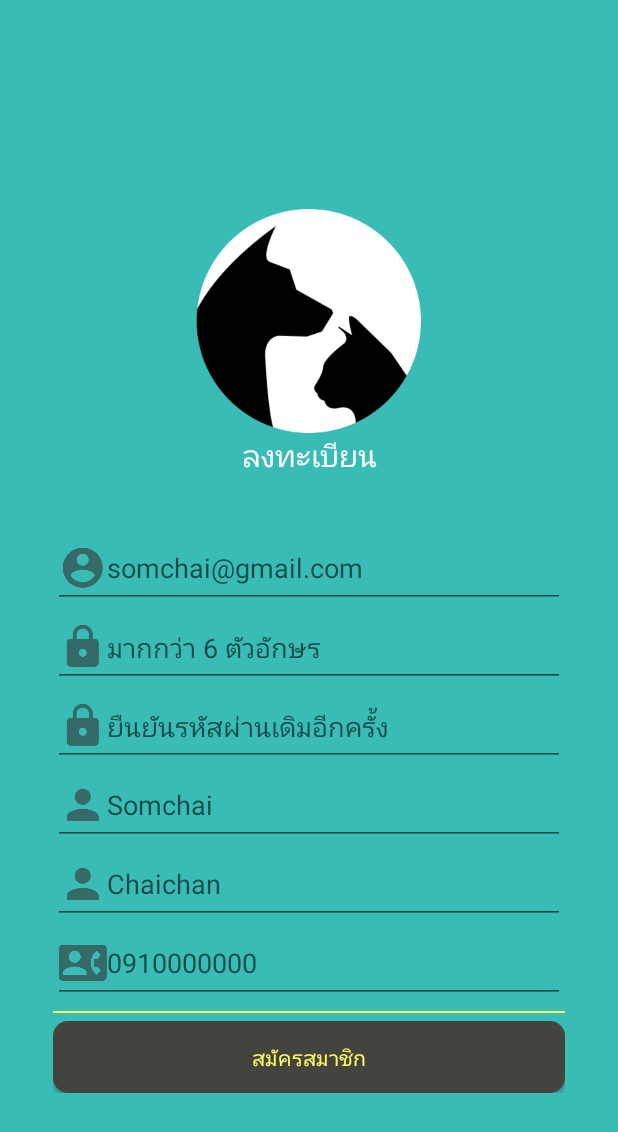
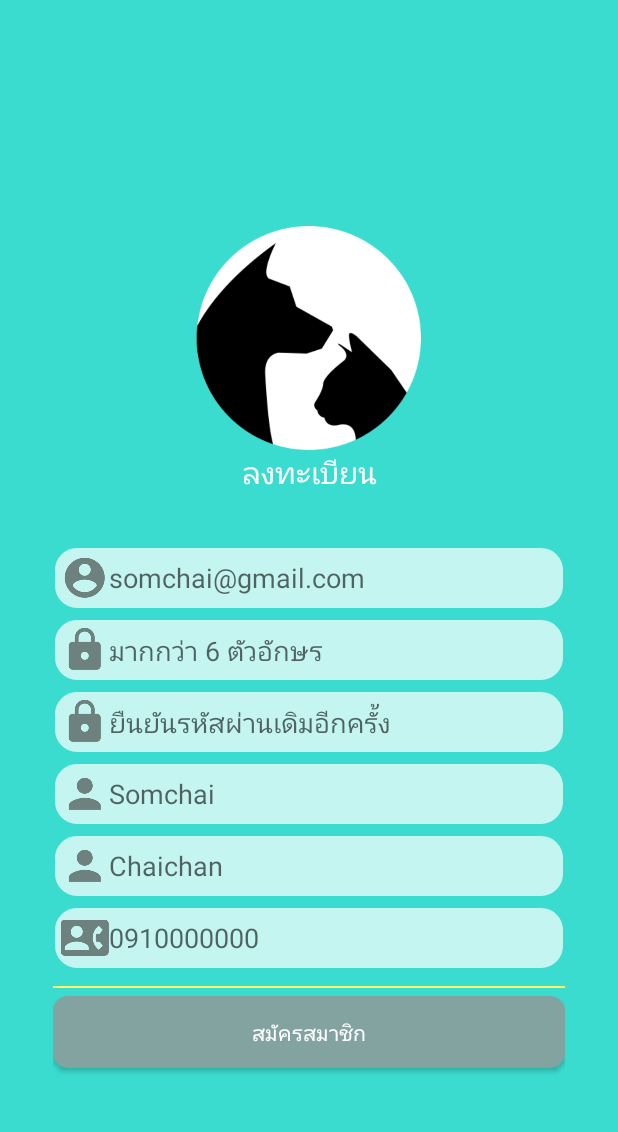
Before and after one commit to chinnatan/Pet-Medical-Records-SEProj, an Android app: the screen it shows after launch (MainActivity), after a tap on "สมัครสมาชิก", on a phone screen of 412 x 824 dp. Shown: the top 1132 px of the screen. Run offline under Robolectric (Android 15) with nearby library versions, the phone set to English and light mode, and no system bars; our stand-ins replace Firebase (no records; nobody signed in at launch, a user with empty details on screens opened directly).

Commit message:
NEW UI !!

```diff
--- /dev/null
+++ b/app/src/main/res/drawable/edittext_rounded.xml
@@ -0,0 +1,11 @@
+<?xml version="1.0" encoding="utf-8"?>
+<shape xmlns:android="http://schemas.android.com/apk/res/android"
+    android:shape="rectangle" android:padding="15dp">
+    <solid android:color="#c4f5f1"/>
+    <corners
+        android:bottomRightRadius="15dp"
+        android:bottomLeftRadius="15dp"
+        android:topLeftRadius="15dp"
+        android:topRightRadius="15dp"/>
+    <stroke android:width="1dip" android:color="#3adccf" />
+</shape>
--- a/app/src/main/res/drawable/shape.xml
+++ b/app/src/main/res/drawable/shape.xml
@@ -4,6 +4,6 @@
 
     <corners android:radius="10dp"></corners>
 
-    <solid android:color="@color/colorButton" />
+    <solid android:color="#c4f5f1" />
 
 </shape>
--- a/app/src/main/res/layout/fragment_register.xml
+++ b/app/src/main/res/layout/fragment_register.xml
@@ -48,8 +48,10 @@
                     android:layout_height="wrap_content"
                     android:hint="@string/registerFrg_emailHintTxt"
                     android:inputType="textEmailAddress"
-                    android:textColor="@color/colorWhite"
-                    android:drawableLeft="@drawable/ic_acount_email"/>
+                    android:drawableLeft="@drawable/ic_acount_email"
+                    android:background="@drawable/edittext_rounded"
+                    android:padding="5dp"
+                    android:layout_marginBottom="5dp"/>
 
                 <EditText
                     android:id="@+id/register_passwordTxt"
@@ -57,32 +59,40 @@
                     android:layout_height="wrap_content"
                     android:hint="@string/registerFrg_passwordHintTxt"
                     android:inputType="textPassword"
-                    android:textColor="@color/colorWhite"
-                    android:drawableLeft="@drawable/ic_password"/>
+                    android:drawableLeft="@drawable/ic_password"
+                    android:background="@drawable/edittext_rounded"
+                    android:padding="5dp"
+                    android:layout_marginBottom="5dp"/>
                 <EditText
                     android:id="@+id/register_password2Txt"
                     android:layout_width="match_parent"
                     android:layout_height="wrap_content"
                     android:hint="@string/registerFrg_password2HintTxt"
                     android:inputType="textPassword"
-                    android:textColor="@color/colorWhite"
-                    android:drawableLeft="@drawable/ic_password"/>
+                    android:drawableLeft="@drawable/ic_password"
+                    android:background="@drawable/edittext_rounded"
+                    android:padding="5dp"
+                    android:layout_marginBottom="5dp"/>
 
                 <EditText
                     android:id="@+id/register_firstnameTxt"
                     android:layout_width="match_parent"
                     android:layout_height="wrap_content"
                     android:hint="@string/registerFrg_firstnameHintTxt"
-                    android:textColor="@color/colorWhite"
-                    android:drawableLeft="@drawable/ic_user"/>
+                    android:drawableLeft="@drawable/ic_user"
+                    android:background="@drawable/edittext_rounded"
+                    android:padding="5dp"
+                    android:layout_marginBottom="5dp"/>
 
                 <EditText
                     android:id="@+id/register_lastnameTxt"
                     android:layout_width="match_parent"
                     android:layout_height="wrap_content"
                     android:hint="@string/registerFrg_lastnameHintTxt"
-                    android:textColor="@color/colorWhite"
-                    android:drawableLeft="@drawable/ic_user"/>
+                    android:drawableLeft="@drawable/ic_user"
+                    android:background="@drawable/edittext_rounded"
+                    android:padding="5dp"
+                    android:layout_marginBottom="5dp"/>
 
                 <EditText
                     android:id="@+id/register_phonenumberTxt"
@@ -91,8 +101,10 @@
                     android:hint="@string/registerFrg_phonenumberHintTxt"
                     android:maxLength="10"
                     android:inputType="number"
-                    android:textColor="@color/colorWhite"
-                    android:drawableLeft="@drawable/ic_phonenumber"/>
+                    android:drawableLeft="@drawable/ic_phonenumber"
+                    android:background="@drawable/edittext_rounded"
+                    android:padding="5dp"
+                    android:layout_marginBottom="5dp"/>
 
                 <View
                     android:layout_width="match_parent"
@@ -106,8 +118,9 @@
                     android:layout_width="match_parent"
                     android:layout_height="wrap_content"
                     android:background="@drawable/button"
-                    android:textColor="@color/colorButtonText"
-                    android:text="@string/registerBtn" />
+                    android:textColor="@color/colorWhite"
+                    android:text="@string/registerBtn"
+                    android:layout_marginBottom="5dp"/>
 
             </LinearLayout>
 
--- a/app/src/main/res/values/colors.xml
+++ b/app/src/main/res/values/colors.xml
@@ -1,13 +1,13 @@
 <?xml version="1.0" encoding="utf-8"?>
 <resources>
-    <color name="colorPrimary">#39bcb6</color>
+    <color name="colorPrimary">#3adccf</color>
     <color name="colorPrimaryDark">#008b86</color>
     <color name="colorAccent">#fffb63</color>
 
     <color name="colorWhite">#ffffff</color>
 
     <!--Button-->
-    <color name="colorButton">#44443f</color>
+    <color name="colorButton">#83a3a1</color>
     <color name="colorButtonText">#fffb63</color>
     <color name="colorButtonBlue">#005ce6</color>
 
--- a/app/src/main/res/values/strings.xml
+++ b/app/src/main/res/values/strings.xml
@@ -11,7 +11,7 @@
     <!--Login Fragment-->
     <string name="loginFrg_emailHintTxt">somchai@gmail.com</string>
     <string name="loginFrg_passwordHintTxt">มากกว่า 6 ตัวอักษร</string>
-    <string name="loginFrg_passwordForgotTxt">ลืมรหัสผ่าน</string>
+    <string name="loginFrg_passwordForgotTxt">Forgot Password?</string>
 
     <!--Register Fragment-->
     <string name="registerFrg_registerTxt">ลงทะเบียน</string>
@@ -30,7 +30,7 @@
     <string name="profileFrg_name">ชื่อ : </string>
     <string name="profileFrg_phonenumber">เบอร์โทรศัพท์ : </string>
     <string name="profileFrg_rule">บทบาท : </string>
-    <string name="profileFrg_edit">แก้ไขข้อมูล</string>
+    <string name="profileFrg_edit">แก้ไขข้อมูลส่วนตัว</string>
 
     <!--Edit Profile Fragment-->
     <string name="editProfileFrg_header">Edit Your Profile</string>
```
Also changed, not shown: app/src/main/res/layout/fragment_intro.xml (+4 -3 lines), app/src/main/res/layout/fragment_login.xml (+16 -19 lines), app/src/main/res/layout/fragment_menu.xml (+7 -7 lines), app/src/main/res/layout/fragment_menu_profile.xml (+3 -8 lines), app/src/main/res/layout/fragment_menu_profile_edit.xml (+8 -4 lines).
